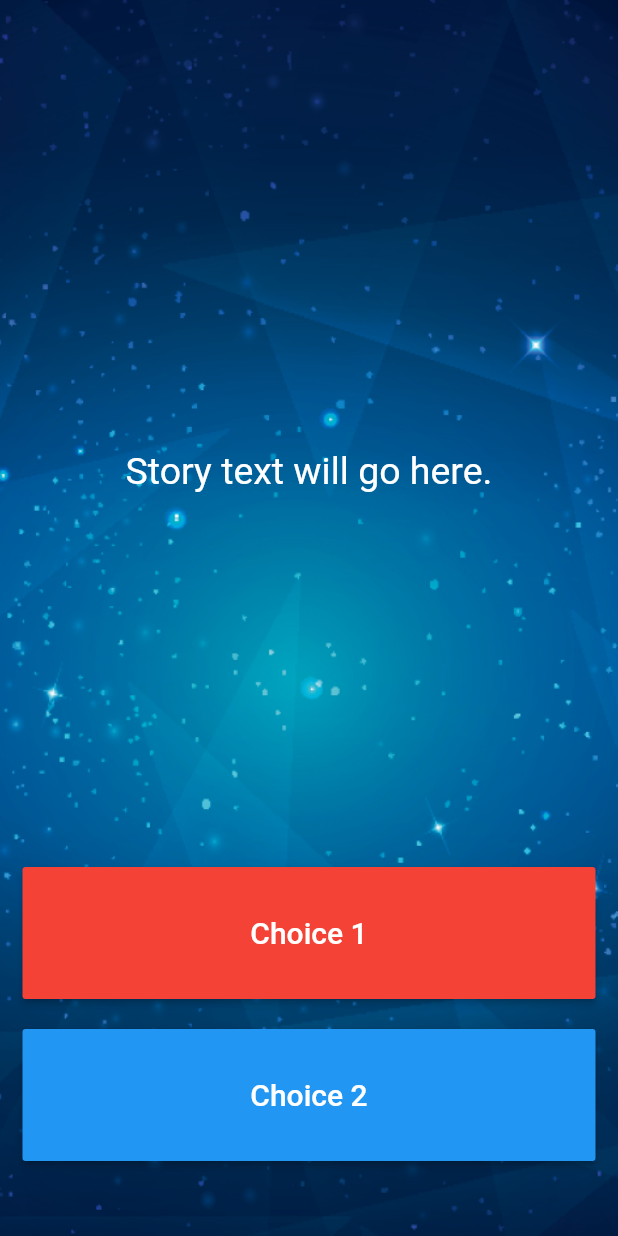
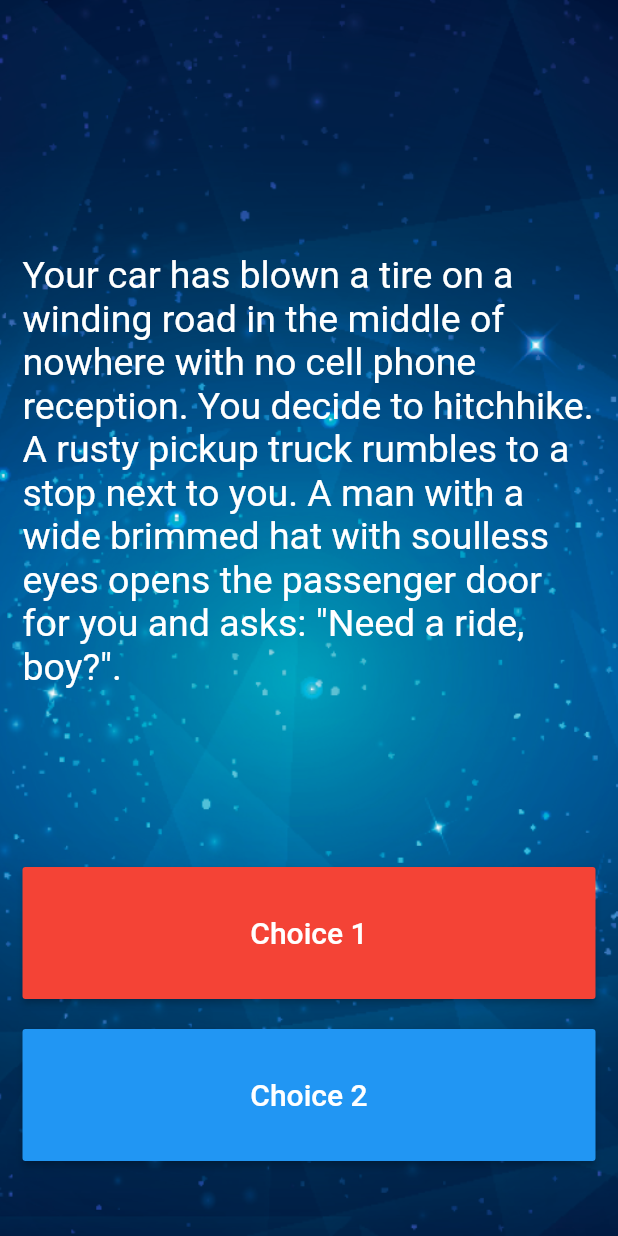
Before and after one commit to novelworm777/flutter-examples, a Flutter app: the screen it shows after launch, on a phone screen of 412 x 824 dp. Run offline on Flutter 3.47's test engine with Material 2 defaults, Android fonts, the phone set to English and light mode, and no system bars; our stand-ins replace audioplayers, rflutter_alert.

Commit message:
Display the Story in the App

```diff
--- a/destini-challenge/lib/main.dart
+++ b/destini-challenge/lib/main.dart
@@ -1,3 +1,4 @@
+import 'package:destini_challenge_starting/story_brain.dart';
 import 'package:flutter/material.dart';
 
 //TODO: Step 15 - Run the app and see if you can see the screen update with the first story. Delete this TODO if it looks as you expected.
@@ -13,7 +14,7 @@ class Destini extends StatelessWidget {
   }
 }
 
-//TODO: Step 9 - Create a new storyBrain object from the StoryBrain class.
+StoryBrain storyBrain = StoryBrain();
 
 class StoryPage extends StatefulWidget {
   _StoryPageState createState() => _StoryPageState();
@@ -40,8 +41,7 @@ class _StoryPageState extends State<StoryPage> {
                 flex: 12,
                 child: Center(
                   child: Text(
-                    //TODO: Step 10 - use the storyBrain to get the first story title and display it in this Text Widget.
-                    'Story text will go here.',
+                    storyBrain.getStory(),
                     style: TextStyle(
                       fontSize: 25.0,
                     ),
--- a/destini-challenge/lib/story_brain.dart
+++ b/destini-challenge/lib/story_brain.dart
@@ -32,11 +32,11 @@ class StoryBrain {
         choice1: 'Restart',
         choice2: '')
   ];
+
+  String getStory() => this._storyData[0].storyTitle;
 }
 
 //TODO: Step 23 - Use the storyNumber property inside getStory(), getChoice1() and getChoice2() so that it gets the updated story and choices rather than always just the first (0th) one.
-
-//TODO: Step 8 - Create a method called getStory() that returns the first storyTitle from _storyData.
 
 //TODO: Step 11 - Create a method called getChoice1() that returns the text for the first choice1 from _storyData.
 
```
